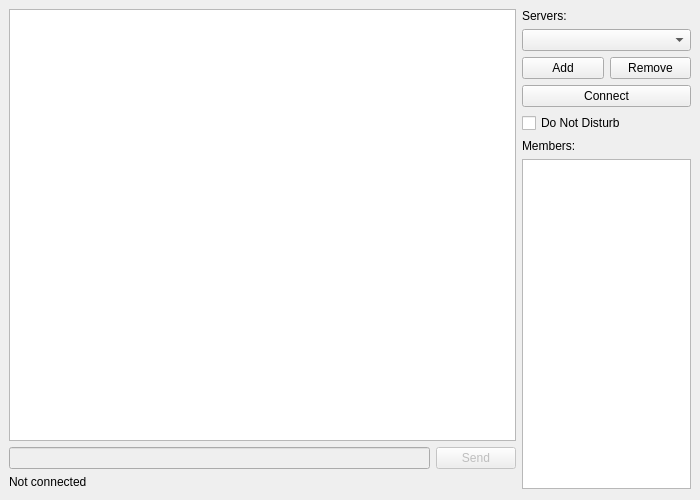
nothsaaaa/js-chat-server, file examples/client/python-qt/ui.ui: the form before one commit.
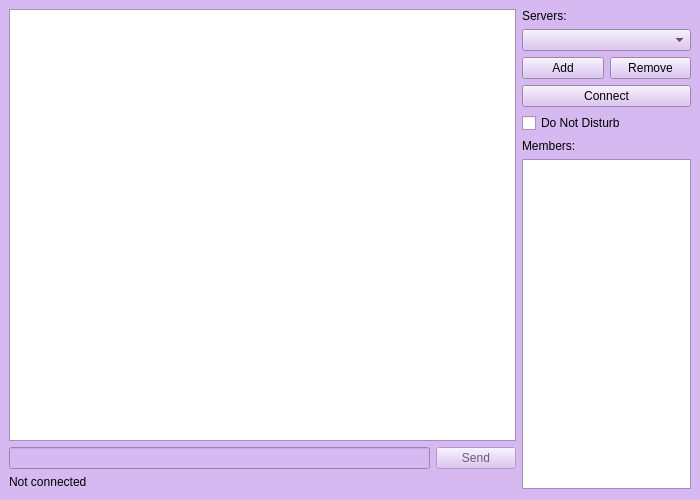
The form after the commit.

```diff
--- a/examples/client/python-qt/ui.ui
+++ b/examples/client/python-qt/ui.ui
@@ -10,6 +10,421 @@
     <height>500</height>
    </rect>
   </property>
+  <property name="palette">
+   <palette>
+    <active>
+     <colorrole role="WindowText">
+      <brush brushstyle="SolidPattern">
+       <color alpha="255">
+        <red>0</red>
+        <green>0</green>
+        <blue>0</blue>
+       </color>
+      </brush>
+     </colorrole>
+     <colorrole role="Button">
+      <brush brushstyle="SolidPattern">
+       <color alpha="255">
+        <red>214</red>
+        <green>185</green>
+        <blue>240</blue>
+       </color>
+      </brush>
+     </colorrole>
+     <colorrole role="Light">
+      <brush brushstyle="SolidPattern">
+       <color alpha="255">
+        <red>255</red>
+        <green>255</green>
+        <blue>255</blue>
+       </color>
+      </brush>
+     </colorrole>
+     <colorrole role="Midlight">
+      <brush brushstyle="SolidPattern">
+       <color alpha="255">
+        <red>234</red>
+        <green>220</green>
+        <blue>247</blue>
+       </color>
+      </brush>
+     </colorrole>
+     <colorrole role="Dark">
+      <brush brushstyle="SolidPattern">
+       <color alpha="255">
+        <red>107</red>
+        <green>92</green>
+        <blue>120</blue>
+       </color>
+      </brush>
+     </colorrole>
+     <colorrole role="Mid">
+      <brush brushstyle="SolidPattern">
+       <color alpha="255">
+        <red>143</red>
+        <green>123</green>
+        <blue>160</blue>
+       </color>
+      </brush>
+     </colorrole>
+     <colorrole role="Text">
+      <brush brushstyle="SolidPattern">
+       <color alpha="255">
+        <red>0</red>
+        <green>0</green>
+        <blue>0</blue>
+       </color>
+      </brush>
+     </colorrole>
+     <colorrole role="BrightText">
+      <brush brushstyle="SolidPattern">
+       <color alpha="255">
+        <red>255</red>
+        <green>255</green>
+        <blue>255</blue>
+       </color>
+      </brush>
+     </colorrole>
+     <colorrole role="ButtonText">
+      <brush brushstyle="SolidPattern">
+       <color alpha="255">
+        <red>0</red>
+        <green>0</green>
+        <blue>0</blue>
+       </color>
+      </brush>
+     </colorrole>
+     <colorrole role="Base">
+      <brush brushstyle="SolidPattern">
+       <color alpha="255">
+        <red>255</red>
+        <green>255</green>
+        <blue>255</blue>
+       </color>
+      </brush>
+     </colorrole>
+     <colorrole role="Window">
+      <brush brushstyle="SolidPattern">
+       <color alpha="255">
+        <red>214</red>
+        <green>185</green>
+        <blue>240</blue>
+       </color>
+      </brush>
+     </colorrole>
+     <colorrole role="Shadow">
+      <brush brushstyle="SolidPattern">
+       <color alpha="255">
+        <red>0</red>
+        <green>0</green>
+        <blue>0</blue>
+       </color>
+      </brush>
+     </colorrole>
+     <colorrole role="AlternateBase">
+      <brush brushstyle="SolidPattern">
+       <color alpha="255">
+        <red>234</red>
+        <green>220</green>
+        <blue>247</blue>
+       </color>
+      </brush>
+     </colorrole>
+     <colorrole role="ToolTipBase">
+      <brush brushstyle="SolidPattern">
+       <color alpha="255">
+        <red>255</red>
+        <green>255</green>
+        <blue>220</blue>
+       </color>
+      </brush>
+     </colorrole>
+     <colorrole role="ToolTipText">
+      <brush brushstyle="SolidPattern">
+       <color alpha="255">
+        <red>0</red>
+        <green>0</green>
+        <blue>0</blue>
+       </color>
+      </brush>
+     </colorrole>
+    </active>
+    <inactive>
+     <colorrole role="WindowText">
+      <brush brushstyle="SolidPattern">
+       <color alpha="255">
+        <red>0</red>
+        <green>0</green>
+        <blue>0</blue>
+       </color>
+      </brush>
+     </colorrole>
+     <colorrole role="Button">
+      <brush brushstyle="SolidPattern">
+       <color alpha="255">
+        <red>214</red>
+        <green>185</green>
+        <blue>240</blue>
+       </color>
+      </brush>
+     </colorrole>
+     <colorrole role="Light">
+      <brush brushstyle="SolidPattern">
+       <color alpha="255">
+        <red>255</red>
+        <green>255</green>
+        <blue>255</blue>
+       </color>
+      </brush>
+     </colorrole>
+     <colorrole role="Midlight">
+      <brush brushstyle="SolidPattern">
+       <color alpha="255">
+        <red>234</red>
+        <green>220</green>
+        <blue>247</blue>
+       </color>
+      </brush>
+     </colorrole>
+     <colorrole role="Dark">
+      <brush brushstyle="SolidPattern">
+       <color alpha="255">
+        <red>107</red>
+        <green>92</green>
+        <blue>120</blue>
+       </color>
+      </brush>
+     </colorrole>
+     <colorrole role="Mid">
+      <brush brushstyle="SolidPattern">
+       <color alpha="255">
+        <red>143</red>
+        <green>123</green>
+        <blue>160</blue>
+       </color>
+      </brush>
+     </colorrole>
+     <colorrole role="Text">
+      <brush brushstyle="SolidPattern">
+       <color alpha="255">
+        <red>0</red>
+        <green>0</green>
+        <blue>0</blue>
+       </color>
+      </brush>
+     </colorrole>
+     <colorrole role="BrightText">
+      <brush brushstyle="SolidPattern">
+       <color alpha="255">
+        <red>255</red>
+        <green>255</green>
+        <blue>255</blue>
+       </color>
+      </brush>
+     </colorrole>
+     <colorrole role="ButtonText">
+      <brush brushstyle="SolidPattern">
+       <color alpha="255">
+        <red>0</red>
+        <green>0</green>
+        <blue>0</blue>
+       </color>
+      </brush>
+     </colorrole>
+     <colorrole role="Base">
+      <brush brushstyle="SolidPattern">
+       <color alpha="255">
+        <red>255</red>
+        <green>255</green>
+        <blue>255</blue>
+       </color>
+      </brush>
+     </colorrole>
+     <colorrole role="Window">
+      <brush brushstyle="SolidPattern">
+       <color alpha="255">
+        <red>214</red>
+        <green>185</green>
+        <blue>240</blue>
+       </color>
+      </brush>
+     </colorrole>
+     <colorrole role="Shadow">
+      <brush brushstyle="SolidPattern">
+       <color alpha="255">
+        <red>0</red>
+        <green>0</green>
+        <blue>0</blue>
+       </color>
+      </brush>
+     </colorrole>
+     <colorrole role="AlternateBase">
+      <brush brushstyle="SolidPattern">
+       <color alpha="255">
+        <red>234</red>
+        <green>220</green>
+        <blue>247</blue>
+       </color>
+      </brush>
+     </colorrole>
+     <colorrole role="ToolTipBase">
+      <brush brushstyle="SolidPattern">
+       <color alpha="255">
+        <red>255</red>
+        <green>255</green>
+        <blue>220</blue>
+       </color>
+      </brush>
+     </colorrole>
+     <colorrole role="ToolTipText">
+      <brush brushstyle="SolidPattern">
+       <color alpha="255">
+        <red>0</red>
+        <green>0</green>
+        <blue>0</blue>
+       </color>
+      </brush>
+     </colorrole>
+    </inactive>
+    <disabled>
+     <colorrole role="WindowText">
+      <brush brushstyle="SolidPattern">
+       <color alpha="255">
+        <red>107</red>
+        <green>92</green>
+        <blue>120</blue>
+       </color>
+      </brush>
+     </colorrole>
+     <colorrole role="Button">
+      <brush brushstyle="SolidPattern">
+       <color alpha="255">
+        <red>214</red>
+        <green>185</green>
+        <blue>240</blue>
+       </color>
+      </brush>
+     </colorrole>
+     <colorrole role="Light">
+      <brush brushstyle="SolidPattern">
+       <color alpha="255">
+        <red>255</red>
+        <green>255</green>
+        <blue>255</blue>
+       </color>
+      </brush>
+     </colorrole>
+     <colorrole role="Midlight">
+      <brush brushstyle="SolidPattern">
+       <color alpha="255">
+        <red>234</red>
+        <green>220</green>
+        <blue>247</blue>
+       </color>
+      </brush>
+     </colorrole>
+     <colorrole role="Dark">
+      <brush brushstyle="SolidPattern">
+       <color alpha="255">
+        <red>107</red>
+        <green>92</green>
+        <blue>120</blue>
+       </color>
+      </brush>
+     </colorrole>
+     <colorrole role="Mid">
+      <brush brushstyle="SolidPattern">
+       <color alpha="255">
+        <red>143</red>
+        <green>123</green>
+        <blue>160</blue>
+       </color>
+      </brush>
+     </colorrole>
+     <colorrole role="Text">
+      <brush brushstyle="SolidPattern">
+       <color alpha="255">
+        <red>107</red>
+        <green>92</green>
+        <blue>120</blue>
+       </color>
+      </brush>
+     </colorrole>
+     <colorrole role="BrightText">
+      <brush brushstyle="SolidPattern">
+       <color alpha="255">
+        <red>255</red>
+        <green>255</green>
+        <blue>255</blue>
+       </color>
+      </brush>
+     </colorrole>
+     <colorrole role="ButtonText">
+      <brush brushstyle="SolidPattern">
+       <color alpha="255">
+        <red>107</red>
+        <green>92</green>
+        <blue>120</blue>
+       </color>
+      </brush>
+     </colorrole>
+     <colorrole role="Base">
+      <brush brushstyle="SolidPattern">
+       <color alpha="255">
+        <red>214</red>
+        <green>185</green>
+        <blue>240</blue>
+       </color>
+      </brush>
+     </colorrole>
+     <colorrole role="Window">
+      <brush brushstyle="SolidPattern">
+       <color alpha="255">
+        <red>214</red>
+        <green>185</green>
+        <blue>240</blue>
+       </color>
+      </brush>
+     </colorrole>
+     <colorrole role="Shadow">
+      <brush brushstyle="SolidPattern">
+       <color alpha="255">
+        <red>0</red>
+        <green>0</green>
+        <blue>0</blue>
+       </color>
+      </brush>
+     </colorrole>
+     <colorrole role="AlternateBase">
+      <brush brushstyle="SolidPattern">
+       <color alpha="255">
+        <red>214</red>
+        <green>185</green>
+        <blue>240</blue>
+       </color>
+      </brush>
+     </colorrole>
+     <colorrole role="ToolTipBase">
+      <brush brushstyle="SolidPattern">
+       <color alpha="255">
+        <red>255</red>
+        <green>255</green>
+        <blue>220</blue>
+       </color>
+      </brush>
+     </colorrole>
+     <colorrole role="ToolTipText">
+      <brush brushstyle="SolidPattern">
+       <color alpha="255">
+        <red>0</red>
+        <green>0</green>
+        <blue>0</blue>
+       </color>
+      </brush>
+     </colorrole>
+    </disabled>
+   </palette>
+  </property>
   <property name="windowTitle">
    <string>Chat Client</string>
   </property>
```
